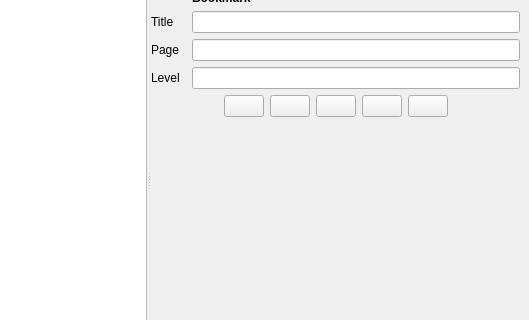
The window that MainWindow.ui (jplozf/pdftoc) describes before a commit, drawn with Qt 5; both pictures show x 271 to 800 and y 133 to 453 of the 800 by 600 pixel window.
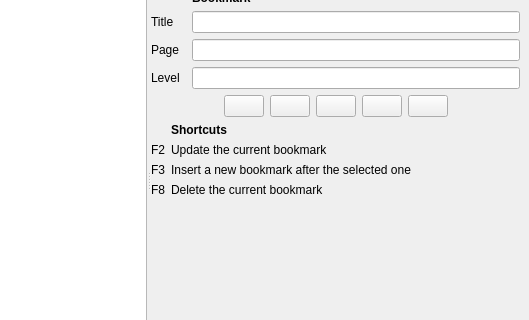
The same window after the commit. Icons and pictures are not drawn.

Commit message: Fixed Title update and added shortcuts

What changed in the file:
```diff
--- a/MainWindow.ui
+++ b/MainWindow.ui
@@ -281,6 +281,64 @@
           </item>
          </layout>
         </item>
+        <item>
+         <layout class="QFormLayout" name="formLayout_2">
+          <item row="1" column="0">
+           <widget class="QLabel" name="label_12">
+            <property name="text">
+             <string>F2</string>
+            </property>
+           </widget>
+          </item>
+          <item row="1" column="1">
+           <widget class="QLabel" name="label_13">
+            <property name="text">
+             <string>Update the current bookmark</string>
+            </property>
+           </widget>
+          </item>
+          <item row="0" column="1">
+           <widget class="QLabel" name="label_14">
+            <property name="font">
+             <font>
+              <bold>true</bold>
+             </font>
+            </property>
+            <property name="text">
+             <string>Shortcuts</string>
+            </property>
+           </widget>
+          </item>
+          <item row="3" column="0">
+           <widget class="QLabel" name="label_15">
+            <property name="text">
+             <string>F8</string>
+            </property>
+           </widget>
+          </item>
+          <item row="3" column="1">
+           <widget class="QLabel" name="label_16">
+            <property name="text">
+             <string>Delete the current bookmark</string>
+            </property>
+           </widget>
+          </item>
+          <item row="2" column="0">
+           <widget class="QLabel" name="label_17">
+            <property name="text">
+             <string>F3</string>
+            </property>
+           </widget>
+          </item>
+          <item row="2" column="1">
+           <widget class="QLabel" name="label_18">
+            <property name="text">
+             <string>Insert a new bookmark after the selected one</string>
+            </property>
+           </widget>
+          </item>
+         </layout>
+        </item>
         <item>
          <spacer name="verticalSpacer">
           <property name="orientation">
```
The commit also changes 3 other files.
